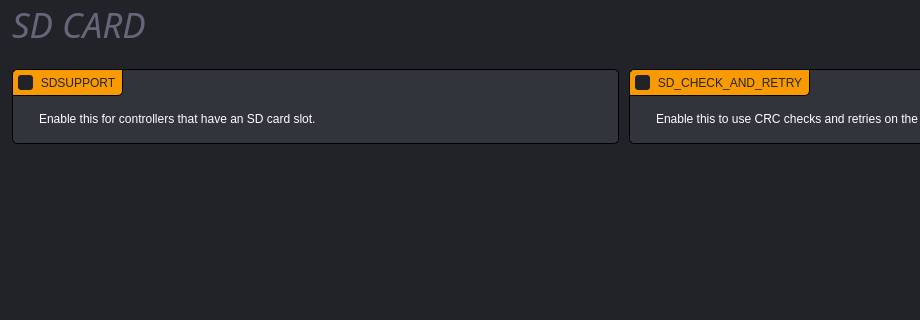
Old version of the form gui/SDCardPage.ui in the repository SimonBuxx/iloop-marlin-configurator; both pictures show x 0 to 920 and y 0 to 320 of the 1252 by 496 pixel window.
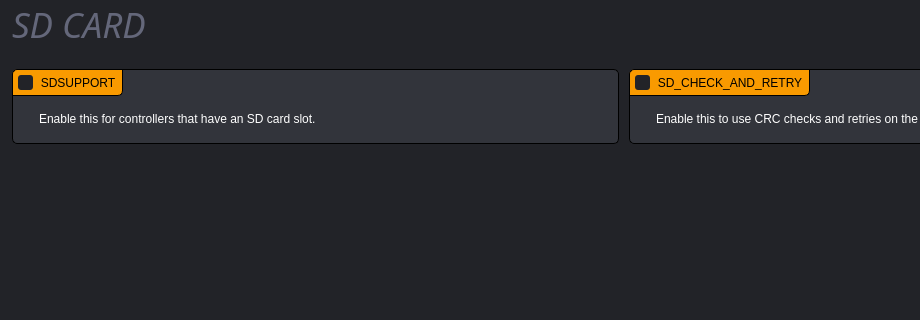
New version of the form. Icons and pictures are not drawn.

Diff of the .ui file:
```diff
--- a/gui/SDCardPage.ui
+++ b/gui/SDCardPage.ui
@@ -50,7 +50,7 @@
 
 QGroupBox::title {
 	background: rgb(249, 154, 0);
-	color: rgb(34, 35, 40);
+	color: black;
     padding: 5px;
 	border: 1px solid black;
 	border-top-left-radius: 5px;
```
